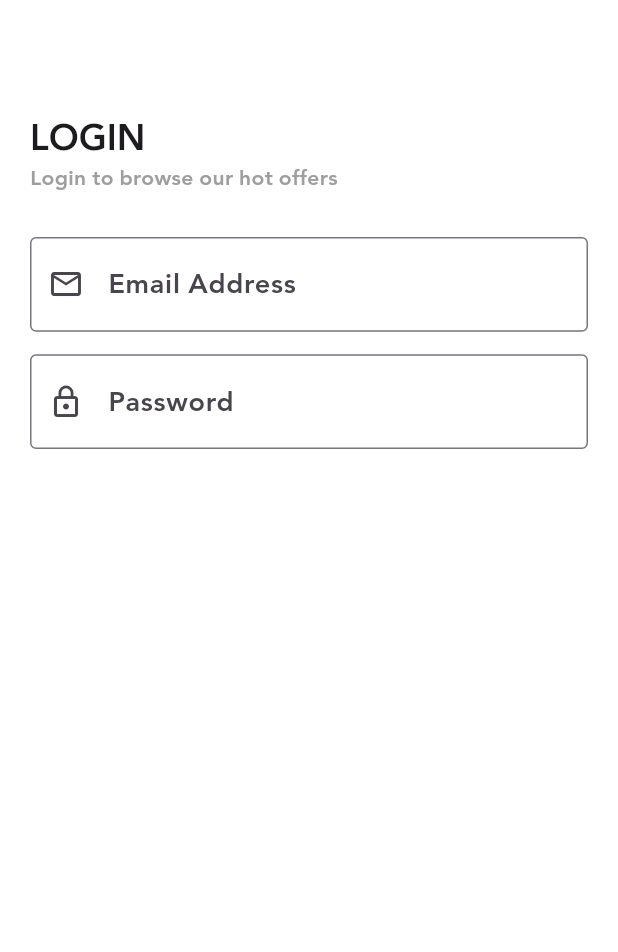
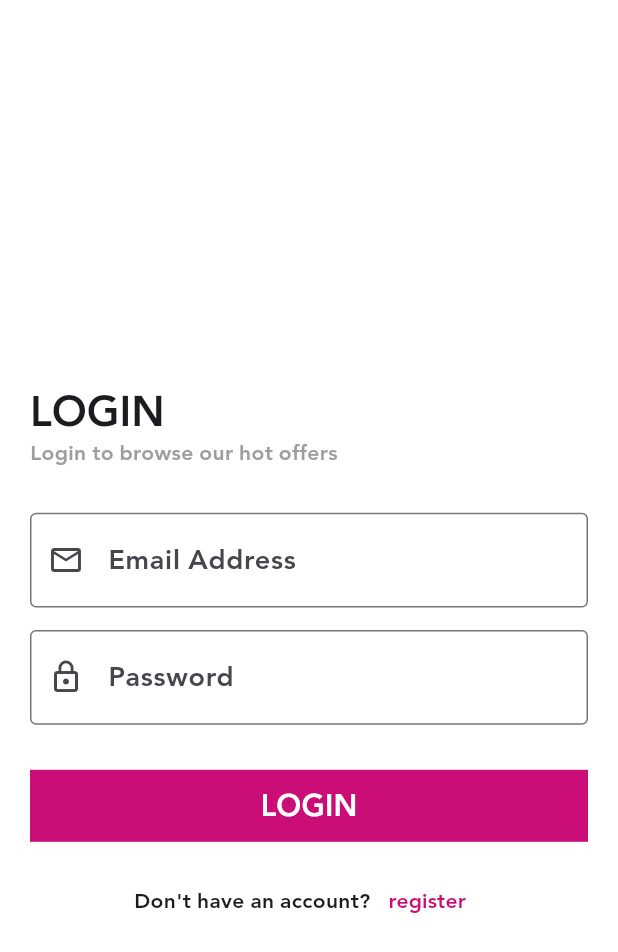
Before and after one commit to Muhammad-Nazih/flutter_course, a Flutter app: the screen it shows after launch, after a tap on the "arrow forward ios" icon, after a tap on "SKIP", on a phone screen of 412 x 824 dp. Shown: the top 952 px of the screen. Run offline on Flutter 3.47's test engine with Material 3 defaults, Android fonts, the phone set to English and light mode, and no system bars; our stand-ins replace bloc, dio, flutter_bloc, hexcolor, smooth_page_indicator, sqflite and 1 more; accounts and stored records are empty.

Commit message:
5st modf

```diff
--- /dev/null
+++ b/lib/modules/shop_app/login/cubit/cubit.dart
@@ -0,0 +1,47 @@
+import 'package:bloc/bloc.dart';
+import 'package:first_pro/modules/shop_app/login/cubit/states.dart';
+import 'package:first_pro/shared/network/end_points.dart';
+import 'package:first_pro/shared/network/remote/dio_helper.dart';
+import 'package:flutter/material.dart';
+import 'package:flutter/widgets.dart';
+import 'package:flutter_bloc/flutter_bloc.dart';
+
+class ShopLoginCubit extends Cubit<ShopLoginStates> {
+
+  ShopLoginCubit() : super(ShopLoginInitialState());
+
+  static ShopLoginCubit get(context) => BlocProvider.of(context);
+
+  void userLogin({
+    required String email,
+    required String password,
+  }) {
+
+    emit(ShopLoginLoadingState());
+
+    DioHelper.postData(
+      url: LOGIN,
+      data:
+      {
+        'email':'',
+        'password':'',
+      },
+      ).then((value){
+        print(value.data);
+        emit(ShopLoginSuccessState());
+      }).catchError((error)
+      {
+        emit(ShopLoginErrorState(error));
+      });
+  }
+
+  IconData suffix = Icons.visibility_outlined;
+  bool isPassword = true;
+void changePasswordVisibilit(){
+
+  isPassword = !isPassword;
+  suffix = isPassword ? Icons.visibility_outlined : Icons.visibility_off_outlined;
+
+  emit(ShopChangePasswordVisibilityState());
+}
+}
--- /dev/null
+++ b/lib/modules/shop_app/login/cubit/states.dart
@@ -0,0 +1,16 @@
+abstract class ShopLoginStates {}
+
+class ShopLoginInitialState extends ShopLoginStates {}
+
+class ShopLoginLoadingState extends ShopLoginStates {}
+
+class ShopLoginSuccessState extends ShopLoginStates {}
+
+class ShopLoginErrorState extends ShopLoginStates
+{
+  final String error;
+
+  ShopLoginErrorState(this.error);
+}
+
+class ShopChangePasswordVisibilityState extends ShopLoginStates {}
--- a/lib/modules/shop_app/login/shop_login_screen.dart
+++ b/lib/modules/shop_app/login/shop_login_screen.dart
@@ -1,21 +1,37 @@
+import 'package:first_pro/modules/shop_app/login/cubit/cubit.dart';
+import 'package:first_pro/modules/shop_app/login/cubit/states.dart';
+import 'package:first_pro/modules/shop_app/register/shop_register_screen.dart';
 import 'package:first_pro/shared/components/components.dart';
+import 'package:first_pro/shared/styles/colors.dart';
 import 'package:flutter/material.dart';
+import 'package:flutter_bloc/flutter_bloc.dart';
 
 class ShopLoginScreen extends StatelessWidget {
-  const ShopLoginScreen({super.key});
+  ShopLoginScreen({super.key});
+
+  var formKey = GlobalKey<FormState>();
 
   @override
   Widget build(BuildContext context) {
     var emailController = TextEditingController();
     var passwordController = TextEditingController();
+    return BlocProvider(
+      create: (BuildContext context) => ShopLoginCubit(),
+      child: BlocConsumer<ShopLoginCubit, ShopLoginStates>(
+        listener: (context, state) {} ,
+        builder: (context, state) {
           return Scaffold(
           appBar: AppBar(),
-      body: Padding(
+          body: Center(
+            child: SingleChildScrollView(
+              child: Padding(
                 padding: const EdgeInsets.all(20.0),
+                child: Form(
+                  key: formKey,
                   child: Column(
                     crossAxisAlignment: CrossAxisAlignment.start,
                     children: [
-            Text('LOGIN', style: Theme.of(context).textTheme.headlineSmall),
+                      Text('LOGIN', style: Theme.of(context).textTheme.headlineMedium),
                       Text(
                         'Login to browse our hot offers',
                         style: Theme.of(
@@ -38,8 +54,19 @@ class ShopLoginScreen extends StatelessWidget {
                       defaultFormField(
                         controller: passwordController,
                         type: TextInputType.visiblePassword,
-              suffix: Icons.visibility_outlined,
-              suffixPressed: () {},
+                        suffix: ShopLoginCubit.get(context).suffix,
+                        onSubmit: (value) {
+                          if(formKey.currentState!.validate()){
+                            ShopLoginCubit.get(context).userLogin(
+                            email: emailController.text,
+                            password: passwordController.text,
+                          );
+                          }
+                        },
+                        isPassword: ShopLoginCubit.get(context).isPassword,
+                        suffixPressed: () {
+                          ShopLoginCubit.get(context).changePasswordVisibilit();
+                        },
                         validate: (String? value) {
                           if (value!.isEmpty) {
                             return 'password is too short';
@@ -48,8 +75,54 @@ class ShopLoginScreen extends StatelessWidget {
                         label: 'Password',
                         prefix: Icons.lock_outline,
                       ),
+                      SizedBox(
+                        height: 30.0,
+                      ),
+                      state is! ShopLoginLoadingState
+                      ? defaultButton(
+                        width: double.infinity,
+                        background: defaultColor,
+                        onPressed: (){
+                          if(formKey.currentState!.validate()){
+                            ShopLoginCubit.get(context).userLogin(
+                            email: emailController.text,
+                            password: passwordController.text,
+                          );
+                          }
+                        },
+                        text: 'Login',
+                      )
+                      : Center(child: CircularProgressIndicator()),
+
+                      SizedBox(
+                        height: 15.0,
+                      ),
+                      Row(
+                        mainAxisAlignment: MainAxisAlignment.center,
+                        children: [
+                          Text(
+                            'Don\'t have an account?'
+                          ),
+                          TextButton(
+                            onPressed: (){
+                              navigateTo(context, ShopRegisterScreen());
+                            },
+                            child: Text('register',
+                            style: TextStyle(
+                              color: defaultColor,
+                            ),
+                            ),
+                            ),
                         ],
                       ),
+                    ],
+                  ),
+                ),
+              ),
+            ),
+          ),
+        );
+        },
       ),
     );
   }
--- a/lib/modules/shop_app/on_boarding/on_boarding_screen.dart
+++ b/lib/modules/shop_app/on_boarding/on_boarding_screen.dart
@@ -127,7 +127,7 @@ class _OnBoardingScreenState extends State<OnBoardingScreen> {
     crossAxisAlignment: CrossAxisAlignment.start,
     children: [
       Expanded(
-        child: Image(image: AssetImage('${model.image}'), fit: BoxFit.cover),
+        child: Image(image: AssetImage('${model.image}'), fit: BoxFit.fill),
       ),
       Text(
         '${model.title}',
--- a/lib/shared/components/components.dart
+++ b/lib/shared/components/components.dart
@@ -2,27 +2,34 @@ import 'package:first_pro/modules/news_app/web_view/web_view_screen.dart';
 import 'package:first_pro/shared/cubit/cubit.dart';
 import 'package:flutter/material.dart';
 
-// Widget defaultButton({
-//   required double width,
-//   required Color background,
-//   required Function function,
-//   required String text,
-// }) => Container(
-//                     color: background,
-//                     width: width,
-//                     child: MaterialButton(
-//                       onPressed: () {
-//                         if (formkey.currentState!.validate()) {
-//                           print(emialController.text);
-//                           print(passwordController.text);
-//                         }
-//                       },
-//                       child: Text(
-//                         'LOGIN',
-//                         style: TextStyle(fontSize: 20, color: Colors.white),
-//                       ),
-//                     ),
-//                   );
+
+Widget defaultTextButton({
+  required VoidCallback onPressed,
+  required String text,
+  required Color color,
+}) => TextButton(
+                  onPressed: onPressed,
+                  child: Text(text.toUpperCase(),
+                  selectionColor: color,
+                  ),
+                );
+
+Widget defaultButton({
+  required double width,
+  required Color background,
+  required VoidCallback onPressed,
+  required String text,
+}) => Container(
+  color: background,
+  width: width,
+  child: MaterialButton(
+    onPressed: onPressed,
+  child: Text(
+    text.toUpperCase(),
+    style: TextStyle(fontSize: 20, color: Colors.white),
+  ),
+  ),
+);
 
 Widget defaultFormField({
   required TextEditingController controller,
@@ -36,6 +43,7 @@ Widget defaultFormField({
   VoidCallback? suffixPressed,
   GestureTapCallback? onTap,
   bool isClickable = true,
+  bool isPassword = false,
 }) => TextFormField(
   controller: controller,
   keyboardType: type,
@@ -44,6 +52,7 @@ Widget defaultFormField({
   validator: validate,
   onTap: onTap,
   enabled: isClickable,
+
   decoration: InputDecoration(
     labelText: label,
     prefixIcon: Icon(prefix),
--- /dev/null
+++ b/lib/shared/network/end_points.dart
@@ -0,0 +1 @@
+const LOGIN = 'login';
--- a/lib/shared/network/remote/dio_helper.dart
+++ b/lib/shared/network/remote/dio_helper.dart
@@ -7,8 +7,11 @@ class DioHelper {
   static init() {
     dio = Dio(
       BaseOptions(
-        baseUrl: 'https://newsapi.org/',
+        baseUrl: 'https://student.valuxapps.com/api/',
         receiveDataWhenStatusError: true,
+        headers: {
+          'Content-Type':'application/json',
+        }
       ),
     );
   }
@@ -16,7 +19,41 @@ class DioHelper {
   static Future<Response> getData({
     required String url,
     required Map<String, dynamic> query,
+    String lang = 'ar',
+    String? token,
   }) async {
-    return await dio.get(url, queryParameters: query);
+
+    dio.options= BaseOptions(
+      headers: {
+      'lang' : lang,
+      'Authorization' : token
+    },
+    );
+
+    return await dio.get(
+      url,
+      queryParameters: query
+    );
+  }
+
+  static Future<Response> postData({
+    required String url,
+    Map<String, dynamic>? query,
+    required Map<String, dynamic> data,
+    String lang = 'ar',
+    String? token,
+  }) async
+  {
+
+    dio.options.headers = {
+      'lang' : lang,
+      'Authorization' : token
+    };
+
+    return dio.post(
+      url,
+      queryParameters: query,
+      data: data,
+      );
   }
 }
```
Also changed, not shown: lib/modules/basics/login/login_screen.dart (+8 -14 lines), lib/modules/shop_app/register/shop_register_screen.dart (added, +12 -0 lines). Lines whose indentation alone changed are shown as unchanged.
